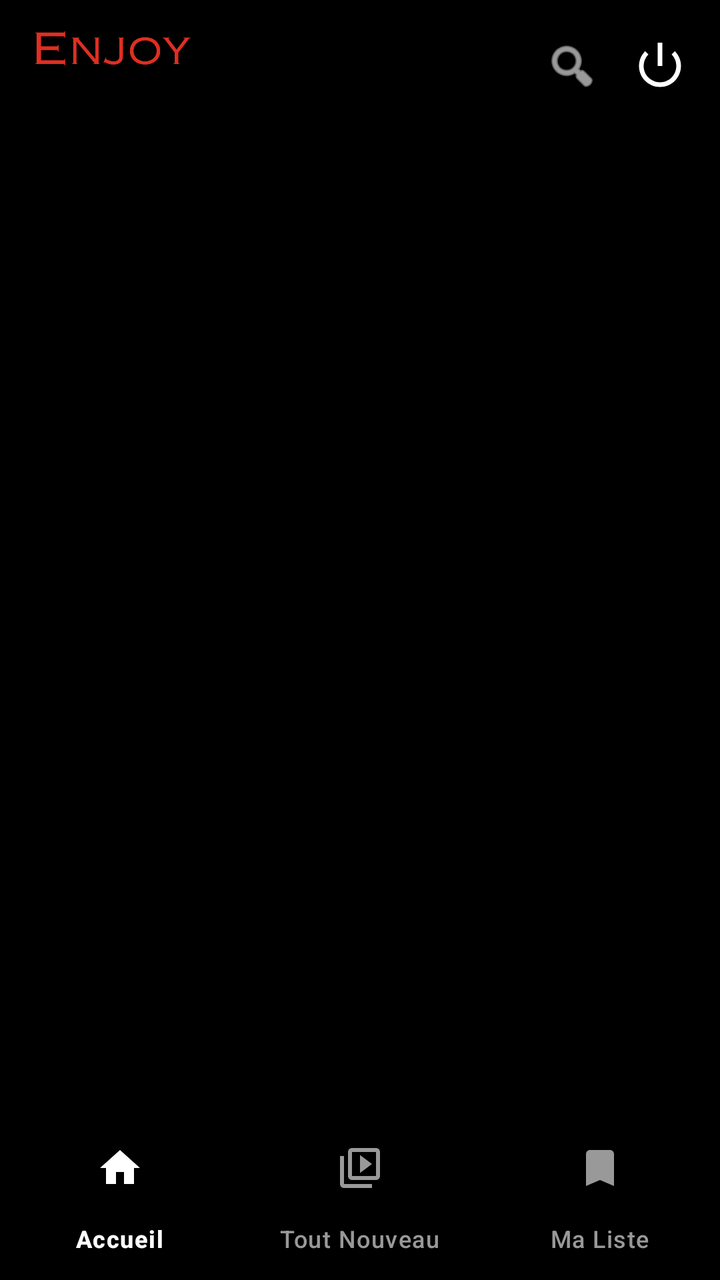
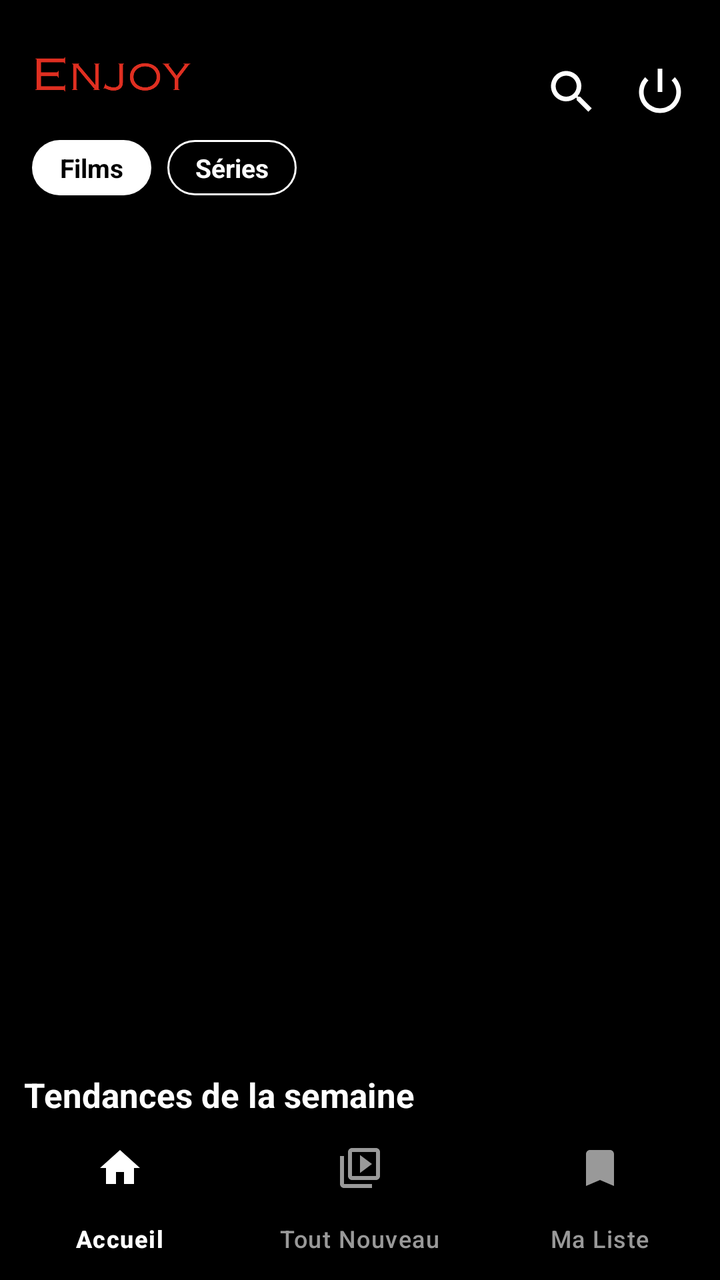

An Android layout rendered at two revisions. The XML below is the earlier revision; the diff shows what the commit changed to produce the second picture.
<!-- AndroidManifest.xml: application theme Theme.MoviesApp_Jaouhari -->
<!-- res/layout/activity_main.xml -->
<?xml version="1.0" encoding="utf-8"?>
<RelativeLayout xmlns:android="http://schemas.android.com/apk/res/android"
    xmlns:app="http://schemas.android.com/apk/res-auto"
    android:layout_width="match_parent"
    android:layout_height="match_parent"
    android:background="@color/black">

    
    <RelativeLayout
        android:id="@+id/headerLayout"
        android:layout_width="match_parent"
        android:layout_height="wrap_content"
        android:background="@color/black"
        android:paddingTop="12dp"
        android:paddingBottom="4dp"
        android:paddingHorizontal="16dp">

        
        <ImageView
            android:id="@+id/imageLogo"
            android:layout_width="80dp"
            android:layout_height="36dp"
            android:layout_alignParentStart="true"
            android:layout_centerVertical="true"
            android:scaleType="fitStart"
            android:src="@drawable/logo" />

        
        <LinearLayout
            android:id="@+id/rightIcons"
            android:layout_width="wrap_content"
            android:layout_height="wrap_content"
            android:layout_alignParentEnd="true"
            android:layout_centerVertical="true"
            android:orientation="horizontal"
            android:gravity="center_vertical">

            <ImageView
                android:id="@+id/imageSearchIcon"
                android:layout_width="28dp"
                android:layout_height="28dp"
                android:layout_marginEnd="16dp"
                android:src="@android:drawable/ic_menu_search"
                app:tint="@color/white" />

            <ImageView
                android:id="@+id/logoutIcon"
                android:layout_width="28dp"
                android:layout_height="28dp"
                android:src="@android:drawable/ic_lock_power_off"
                app:tint="@color/white" />

        </LinearLayout>

        
        <Spinner
            android:id="@+id/genreSpinner"
            android:layout_width="wrap_content"
            android:layout_height="wrap_content"
            android:layout_below="@id/imageLogo"
            android:layout_marginTop="6dp"
            android:background="@drawable/spinner_bg"
            android:spinnerMode="dropdown" />

    </RelativeLayout>

    
    <EditText
        android:id="@+id/editTextSearch"
        android:layout_width="match_parent"
        android:layout_height="wrap_content"
        android:layout_below="@id/headerLayout"
        android:layout_margin="12dp"
        android:background="@color/netflix_dark_grey"
        android:hint="Rechercher des films..."
        android:inputType="text"
        android:padding="12dp"
        android:textColor="@color/white"
        android:textColorHint="#999999"
        android:visibility="gone" />

    
    <androidx.core.widget.NestedScrollView
        android:id="@+id/homeContentScrollView"
        android:layout_width="match_parent"
        android:layout_height="match_parent"
        android:layout_above="@+id/bottomNavigation"
        android:layout_below="@id/headerLayout">

        <LinearLayout
            android:layout_width="match_parent"
            android:layout_height="wrap_content"
            android:orientation="vertical">

            
            <androidx.recyclerview.widget.RecyclerView
                android:id="@+id/carouselRecyclerView"
                android:layout_width="match_parent"
                android:layout_height="520dp"
                android:overScrollMode="never" />

            
            <LinearLayout
                android:id="@+id/trendingSection"
                android:layout_width="match_parent"
                android:layout_height="wrap_content"
                android:orientation="vertical"
                android:layout_marginTop="16dp">

                <TextView
                    android:layout_width="match_parent"
                    android:layout_height="wrap_content"
                    android:text="Tendances de la semaine"
                    android:textColor="@color/white"
                    android:textSize="17sp"
                    android:textStyle="bold"
                    android:paddingStart="12dp"
                    android:paddingBottom="10dp" />

                <androidx.recyclerview.widget.RecyclerView
                    android:id="@+id/trendingRecyclerView"
                    android:layout_width="match_parent"
                    android:layout_height="195dp"
                    android:paddingStart="12dp"
                    android:clipToPadding="false"
                    android:overScrollMode="never" />

            </LinearLayout>

            
            <LinearLayout
                android:id="@+id/top10Section"
                android:layout_width="match_parent"
                android:layout_height="wrap_content"
                android:orientation="vertical"
                android:layout_marginTop="20dp">

                <LinearLayout
                    android:layout_width="match_parent"
                    android:layout_height="wrap_content"
                    android:orientation="horizontal"
                    android:paddingStart="12dp"
                    android:paddingEnd="12dp"
                    android:paddingBottom="10dp">

                    <TextView
                        android:layout_width="0dp"
                        android:layout_height="wrap_content"
                        android:layout_weight="1"
                        android:text="Top 10 en 2026"
                        android:textColor="@color/white"
                        android:textSize="17sp"
                        android:textStyle="bold" />

                    <TextView
                        android:layout_width="wrap_content"
                        android:layout_height="wrap_content"
                        android:text="Tout voir"
                        android:textColor="@color/netflix_red"
                        android:textSize="13sp" />

                </LinearLayout>

                <androidx.recyclerview.widget.RecyclerView
                    android:id="@+id/topRatedRecyclerView"
                    android:layout_width="match_parent"
                    android:layout_height="170dp"
                    android:paddingStart="12dp"
                    android:paddingEnd="12dp"
                    android:clipToPadding="false"
                    android:overScrollMode="never" />

            </LinearLayout>

            
            <LinearLayout
                android:id="@+id/actionSection"
                android:layout_width="match_parent"
                android:layout_height="wrap_content"
                android:orientation="vertical"
                android:layout_marginTop="20dp">

                <LinearLayout
                    android:layout_width="match_parent"
                    android:layout_height="wrap_content"
                    android:orientation="horizontal"
                    android:paddingStart="12dp"
                    android:paddingEnd="12dp"
                    android:paddingBottom="10dp">

                    <TextView
                        android:layout_width="0dp"
                        android:layout_height="wrap_content"
                        android:layout_weight="1"
                        android:text="Action"
                        android:textColor="@color/white"
                        android:textSize="17sp"
                        android:textStyle="bold" />

                    <TextView
                        android:layout_width="wrap_content"
                        android:layout_height="wrap_content"
                        android:text="Tout voir"
                        android:textColor="@color/netflix_red"
                        android:textSize="13sp" />

                </LinearLayout>

                <androidx.recyclerview.widget.RecyclerView
                    android:id="@+id/actionRecyclerView"
                    android:layout_width="match_parent"
                    android:layout_height="170dp"
                    android:paddingStart="12dp"
                    android:paddingEnd="12dp"
                    android:clipToPadding="false"
                    android:overScrollMode="never" />

            </LinearLayout>

            
            <LinearLayout
                android:id="@+id/popularSection"
                android:layout_width="match_parent"
                android:layout_height="wrap_content"
                android:orientation="vertical"
                android:layout_marginTop="20dp">

                <LinearLayout
                    android:layout_width="match_parent"
                    android:layout_height="wrap_content"
                    android:orientation="horizontal"
                    android:paddingStart="12dp"
                    android:paddingEnd="12dp"
                    android:paddingBottom="10dp">

                    <TextView
                        android:id="@+id/popularTitle"
                        android:layout_width="0dp"
                        android:layout_height="wrap_content"
                        android:layout_weight="1"
                        android:text="Populaires"
                        android:textColor="@color/white"
                        android:textSize="17sp"
                        android:textStyle="bold" />

                </LinearLayout>

                
                <androidx.recyclerview.widget.RecyclerView
                    android:id="@+id/recyclerView"
                    android:layout_width="match_parent"
                    android:layout_height="wrap_content"
                    android:layout_margin="2dp"
                    android:nestedScrollingEnabled="false"
                    android:overScrollMode="never" />

            </LinearLayout>

            <View
                android:layout_width="match_parent"
                android:layout_height="16dp" />

        </LinearLayout>
    </androidx.core.widget.NestedScrollView>

    
    <LinearLayout
        android:id="@+id/comingSoonView"
        android:layout_width="match_parent"
        android:layout_height="match_parent"
        android:layout_above="@+id/bottomNavigation"
        android:layout_below="@id/headerLayout"
        android:orientation="vertical"
        android:background="@color/black"
        android:visibility="gone">

        <TextView
            android:layout_width="match_parent"
            android:layout_height="wrap_content"
            android:text="Tout Nouveau"
            android:textColor="@color/white"
            android:textSize="22sp"
            android:textStyle="bold"
            android:paddingStart="16dp"
            android:paddingTop="16dp"
            android:paddingBottom="12dp" />

        <androidx.recyclerview.widget.RecyclerView
            android:id="@+id/comingSoonRecyclerView"
            android:layout_width="match_parent"
            android:layout_height="match_parent"
            android:paddingStart="8dp"
            android:clipToPadding="false" />

    </LinearLayout>

    
    <LinearLayout
        android:id="@+id/myListView"
        android:layout_width="match_parent"
        android:layout_height="match_parent"
        android:layout_above="@+id/bottomNavigation"
        android:layout_below="@id/headerLayout"
        android:orientation="vertical"
        android:visibility="gone">

        <TextView
            android:layout_width="match_parent"
            android:layout_height="wrap_content"
            android:text="Ma Liste"
            android:textColor="@color/white"
            android:textSize="20sp"
            android:textStyle="bold"
            android:layout_margin="16dp" />

        <TextView
            android:id="@+id/myListEmptyText"
            android:layout_width="match_parent"
            android:layout_height="wrap_content"
            android:text="@string/my_list_empty"
            android:textColor="#999999"
            android:textSize="16sp"
            android:gravity="center"
            android:padding="32dp"
            android:visibility="gone" />

        <androidx.recyclerview.widget.RecyclerView
            android:id="@+id/myListRecyclerView"
            android:layout_width="match_parent"
            android:layout_height="match_parent"
            android:padding="8dp"
            android:clipToPadding="false" />

    </LinearLayout>

    
    <com.google.android.material.bottomnavigation.BottomNavigationView
        android:id="@+id/bottomNavigation"
        android:layout_width="match_parent"
        android:layout_height="wrap_content"
        android:layout_alignParentBottom="true"
        android:background="@color/black"
        app:itemIconTint="@color/nav_item_color_state"
        app:itemTextColor="@color/nav_item_color_state"
        app:labelVisibilityMode="labeled"
        app:menu="@menu/bottom_nav_menu" />

</RelativeLayout>
<!-- resources referenced by this layout -->
<resources>
  <color name="black">#000000</color>
  <color name="netflix_dark_grey">#1F1F1F</color>
  <color name="netflix_red">#E50914</color>
  <color name="white">#FFFFFF</color>
  <!-- drawable logo: png bitmap (drawable, 16246 bytes) -->
  <!-- drawable spinner_bg (drawable) -->
  <?xml version="1.0" encoding="utf-8"?>
  <selector xmlns:android="http://schemas.android.com/apk/res/android">
      <item>
          <layer-list>
              <item>
                  <shape>
                      <stroke android:width="1dp" android:color="@color/white" />
                      <corners android:radius="50dp" />
                      <padding android:bottom="4dp" android:left="12dp" android:right="32dp" android:top="4dp" />
                  </shape>
              </item>
              
          </layer-list>
      </item>
  </selector>
  <string name="my_list_empty">Votre liste est vide.\nAjoutez des films depuis leur page de détails.</string>
  <style name="Theme.MoviesApp_Jaouhari" parent="Base.Theme.MoviesApp_Jaouhari" />
  <style name="Base.Theme.MoviesApp_Jaouhari" parent="Theme.Material3.DayNight.NoActionBar">
          
      </style>
</resources>

<!-- the commit's change to res/layout/activity_main.xml (unified diff, before → after) -->
@@ -6,86 +6,12 @@
     android:background="@color/black">
 
     
-    <RelativeLayout
-        android:id="@+id/headerLayout"
-        android:layout_width="match_parent"
-        android:layout_height="wrap_content"
-        android:background="@color/black"
-        android:paddingTop="12dp"
-        android:paddingBottom="4dp"
-        android:paddingHorizontal="16dp">
-
-        
-        <ImageView
-            android:id="@+id/imageLogo"
-            android:layout_width="80dp"
-            android:layout_height="36dp"
-            android:layout_alignParentStart="true"
-            android:layout_centerVertical="true"
-            android:scaleType="fitStart"
-            android:src="@drawable/logo" />
-
-        
-        <LinearLayout
-            android:id="@+id/rightIcons"
-            android:layout_width="wrap_content"
-            android:layout_height="wrap_content"
-            android:layout_alignParentEnd="true"
-            android:layout_centerVertical="true"
-            android:orientation="horizontal"
-            android:gravity="center_vertical">
-
-            <ImageView
-                android:id="@+id/imageSearchIcon"
-                android:layout_width="28dp"
-                android:layout_height="28dp"
-                android:layout_marginEnd="16dp"
-                android:src="@android:drawable/ic_menu_search"
-                app:tint="@color/white" />
-
-            <ImageView
-                android:id="@+id/logoutIcon"
-                android:layout_width="28dp"
-                android:layout_height="28dp"
-                android:src="@android:drawable/ic_lock_power_off"
-                app:tint="@color/white" />
-
-        </LinearLayout>
-
-        
-        <Spinner
-            android:id="@+id/genreSpinner"
-            android:layout_width="wrap_content"
-            android:layout_height="wrap_content"
-            android:layout_below="@id/imageLogo"
-            android:layout_marginTop="6dp"
-            android:background="@drawable/spinner_bg"
-            android:spinnerMode="dropdown" />
-
-    </RelativeLayout>
-
-    
-    <EditText
-        android:id="@+id/editTextSearch"
-        android:layout_width="match_parent"
-        android:layout_height="wrap_content"
-        android:layout_below="@id/headerLayout"
-        android:layout_margin="12dp"
-        android:background="@color/netflix_dark_grey"
-        android:hint="Rechercher des films..."
-        android:inputType="text"
-        android:padding="12dp"
-        android:textColor="@color/white"
-        android:textColorHint="#999999"
-        android:visibility="gone" />
-
-    
     <androidx.core.widget.NestedScrollView
         android:id="@+id/homeContentScrollView"
         android:layout_width="match_parent"
         android:layout_height="match_parent"
         android:layout_above="@+id/bottomNavigation"
-        android:layout_below="@id/headerLayout">
+        android:layout_alignParentTop="true">
 
         <LinearLayout
             android:layout_width="match_parent"
@@ -135,31 +61,16 @@
                 android:orientation="vertical"
                 android:layout_marginTop="20dp">
 
-                <LinearLayout
+                <TextView
                     android:layout_width="match_parent"
                     android:layout_height="wrap_content"
-                    android:orientation="horizontal"
+                    android:text="Top 10 en 2026"
+                    android:textColor="@color/white"
+                    android:textSize="17sp"
+                    android:textStyle="bold"
                     android:paddingStart="12dp"
                     android:paddingEnd="12dp"
-                    android:paddingBottom="10dp">
-
-                    <TextView
-                        android:layout_width="0dp"
-                        android:layout_height="wrap_content"
-                        android:layout_weight="1"
-                        android:text="Top 10 en 2026"
-                        android:textColor="@color/white"
-                        android:textSize="17sp"
-                        android:textStyle="bold" />
-
-                    <TextView
-                        android:layout_width="wrap_content"
-                        android:layout_height="wrap_content"
-                        android:text="Tout voir"
-                        android:textColor="@color/netflix_red"
-                        android:textSize="13sp" />
-
-                </LinearLayout>
+                    android:paddingBottom="10dp" />
 
                 <androidx.recyclerview.widget.RecyclerView
                     android:id="@+id/topRatedRecyclerView"
@@ -174,40 +85,86 @@
 
             
             <LinearLayout
-                android:id="@+id/actionSection"
+                android:id="@+id/genreSectionsContainer"
+                android:layout_width="match_parent"
+                android:layout_height="wrap_content"
+                android:orientation="vertical"
+                android:layout_marginTop="8dp" />
+
+            <View
+                android:layout_width="match_parent"
+                android:layout_height="16dp" />
+
+        </LinearLayout>
+    </androidx.core.widget.NestedScrollView>
+
+    
+    <androidx.core.widget.NestedScrollView
+        android:id="@+id/seriesContentScrollView"
+        android:layout_width="match_parent"
+        android:layout_height="match_parent"
+        android:layout_above="@+id/bottomNavigation"
+        android:layout_alignParentTop="true"
+        android:visibility="gone">
+
+        <LinearLayout
+            android:layout_width="match_parent"
+            android:layout_height="wrap_content"
+            android:orientation="vertical">
+
+            
+            <androidx.recyclerview.widget.RecyclerView
+                android:id="@+id/tvCarouselRecyclerView"
+                android:layout_width="match_parent"
+                android:layout_height="520dp"
+                android:overScrollMode="never" />
+
+            
+            <LinearLayout
+                android:layout_width="match_parent"
+                android:layout_height="wrap_content"
+                android:orientation="vertical"
+                android:layout_marginTop="16dp">
+
+                <TextView
+                    android:layout_width="match_parent"
+                    android:layout_height="wrap_content"
+                    android:text="Tendances séries de la semaine"
+                    android:textColor="@color/white"
+                    android:textSize="17sp"
+                    android:textStyle="bold"
+                    android:paddingStart="12dp"
+                    android:paddingBottom="10dp" />
+
+                <androidx.recyclerview.widget.RecyclerView
+                    android:id="@+id/tvTrendingRecyclerView"
+                    android:layout_width="match_parent"
+                    android:layout_height="195dp"
+                    android:paddingStart="12dp"
+                    android:clipToPadding="false"
+                    android:overScrollMode="never" />
+
+            </LinearLayout>
+
+            
+            <LinearLayout
                 android:layout_width="match_parent"
                 android:layout_height="wrap_content"
                 android:orientation="vertical"
                 android:layout_marginTop="20dp">
 
-                <LinearLayout
+                <TextView
                     android:layout_width="match_parent"
                     android:layout_height="wrap_content"
-                    android:orientation="horizontal"
-                    android:paddingStart="12dp"
-                    android:paddingEnd="12dp"
-                    android:paddingBottom="10dp">
-
-                    <TextView
-                        android:layout_width="0dp"
-                        android:layout_height="wrap_content"
-                        android:layout_weight="1"
-                        android:text="Action"
-                        android:textColor="@color/white"
-                        android:textSize="17sp"
-                        android:textStyle="bold" />
-
-                    <TextView
-                        android:layout_width="wrap_content"
-                        android:layout_height="wrap_content"
-                        android:text="Tout voir"
-                        android:textColor="@color/netflix_red"
-                        android:textSize="13sp" />
-
-                </LinearLayout>
+                    android:text="Top 10 séries en 2026"
+                    android:textColor="@color/white"
+                    android:textSize="17sp"
+                    android:textStyle="bold"
+                    android:paddingStart="12dp"
+                    android:paddingBottom="10dp" />
 
                 <androidx.recyclerview.widget.RecyclerView
-                    android:id="@+id/actionRecyclerView"
+                    android:id="@+id/tvTopRatedRecyclerView"
                     android:layout_width="match_parent"
                     android:layout_height="170dp"
                     android:paddingStart="12dp"
@@ -219,42 +176,11 @@
 
             
             <LinearLayout
-                android:id="@+id/popularSection"
-                android:layout_width="match_parent"
-                android:layout_height="wrap_content"
-                android:orientation="vertical"
-                android:layout_marginTop="20dp">
-
-                <LinearLayout
-                    android:layout_width="match_parent"
-                    android:layout_height="wrap_content"
-                    android:orientation="horizontal"
-                    android:paddingStart="12dp"
-                    android:paddingEnd="12dp"
-                    android:paddingBottom="10dp">
-
-                    <TextView
-                        android:id="@+id/popularTitle"
-                        android:layout_width="0dp"
-                        android:layout_height="wrap_content"
-                        android:layout_weight="1"
-                        android:text="Populaires"
-                        android:textColor="@color/white"
-                        android:textSize="17sp"
-                        android:textStyle="bold" />
-
-                </LinearLayout>
-
-                
-                <androidx.recyclerview.widget.RecyclerView
-                    android:id="@+id/recyclerView"
-                    android:layout_width="match_parent"
-                    android:layout_height="wrap_content"
-                    android:layout_margin="2dp"
-                    android:nestedScrollingEnabled="false"
-                    android:overScrollMode="never" />
-
-            </LinearLayout>
+                android:id="@+id/tvGenreSectionsContainer"
+                android:layout_width="match_parent"
+                android:layout_height="wrap_content"
+                android:orientation="vertical"
+                android:layout_marginTop="8dp" />
 
             <View
                 android:layout_width="match_parent"
@@ -269,9 +195,10 @@
         android:layout_width="match_parent"
         android:layout_height="match_parent"
         android:layout_above="@+id/bottomNavigation"
-        android:layout_below="@id/headerLayout"
+        android:layout_alignParentTop="true"
         android:orientation="vertical"
         android:background="@color/black"
+        android:paddingTop="60dp"
         android:visibility="gone">
 
         <TextView
@@ -300,8 +227,9 @@
         android:layout_width="match_parent"
         android:layout_height="match_parent"
         android:layout_above="@+id/bottomNavigation"
-        android:layout_below="@id/headerLayout"
+        android:layout_alignParentTop="true"
         android:orientation="vertical"
+        android:paddingTop="60dp"
         android:visibility="gone">
 
         <TextView
@@ -345,4 +273,108 @@
         app:labelVisibilityMode="labeled"
         app:menu="@menu/bottom_nav_menu" />
 
+    
+    <RelativeLayout
+        android:id="@+id/headerLayout"
+        android:layout_width="match_parent"
+        android:layout_height="wrap_content"
+        android:layout_alignParentTop="true"
+        android:background="@drawable/gradient_header"
+        android:paddingTop="28dp"
+        android:paddingBottom="72dp"
+        android:paddingHorizontal="16dp">
+
+        
+        <ImageView
+            android:id="@+id/imageLogo"
+            android:layout_width="80dp"
+            android:layout_height="36dp"
+            android:layout_alignParentStart="true"
+            android:layout_alignParentTop="true"
+            android:scaleType="fitStart"
+            android:src="@drawable/logo" />
+
+        
+        <LinearLayout
+            android:id="@+id/rightIcons"
+            android:layout_width="wrap_content"
+            android:layout_height="wrap_content"
+            android:layout_alignParentEnd="true"
+            android:layout_alignTop="@id/imageLogo"
+            android:layout_alignBottom="@id/imageLogo"
+            android:orientation="horizontal"
+            android:gravity="center_vertical">
+
+            <ImageView
+                android:id="@+id/imageSearchIcon"
+                android:layout_width="28dp"
+                android:layout_height="28dp"
+                android:layout_marginEnd="16dp"
+                android:src="@drawable/ic_search"
+                app:tint="@color/white" />
+
+            <ImageView
+                android:id="@+id/logoutIcon"
+                android:layout_width="28dp"
+                android:layout_height="28dp"
+                android:src="@android:drawable/ic_lock_power_off"
+                app:tint="@color/white" />
+
+        </LinearLayout>
+
+        
+        <LinearLayout
+            android:id="@+id/tabAndFilterRow"
+            android:layout_width="match_parent"
+            android:layout_height="wrap_content"
+            android:layout_below="@id/imageLogo"
+            android:orientation="horizontal"
+            android:gravity="center_vertical"
+            android:layout_marginTop="6dp">
+
+            <TextView
+                android:id="@+id/btnFilms"
+                android:layout_width="wrap_content"
+                android:layout_height="wrap_content"
+                android:text="Films"
+                android:textColor="@color/black"
+                android:textSize="13sp"
+                android:textStyle="bold"
+                android:paddingHorizontal="14dp"
+                android:paddingVertical="5dp"
+                android:layout_marginEnd="8dp"
+                android:background="@drawable/bg_tab_pill_selected" />
+
+            <TextView
+                android:id="@+id/btnSeries"
+                android:layout_width="wrap_content"
+                android:layout_height="wrap_content"
+                android:text="Séries"
+                android:textColor="@color/white"
+                android:textSize="13sp"
+                android:textStyle="bold"
+                android:paddingHorizontal="14dp"
+                android:paddingVertical="5dp"
+                android:layout_marginEnd="8dp"
+                android:background="@drawable/bg_tab_pill" />
+
+        </LinearLayout>
+
+        
+        <EditText
+            android:id="@+id/editTextSearch"
+            android:layout_width="match_parent"
+            android:layout_height="wrap_content"
+            android:layout_below="@id/tabAndFilterRow"
+            android:layout_marginTop="8dp"
+            android:background="@color/netflix_dark_grey"
+            android:hint="Rechercher des films..."
+            android:inputType="text"
+            android:padding="12dp"
+            android:textColor="@color/white"
+            android:textColorHint="#999999"
+            android:visibility="gone" />
+
+    </RelativeLayout>
+
 </RelativeLayout>
<!-- resource entries referenced after the edit -->
@@ -2,25 +2,46 @@
 <resources>
   <color name="black">#000000</color>
   <color name="netflix_dark_grey">#1F1F1F</color>
-  <color name="netflix_red">#E50914</color>
   <color name="white">#FFFFFF</color>
+  <!-- drawable bg_tab_pill (drawable) -->
+  <?xml version="1.0" encoding="utf-8"?>
+  <shape xmlns:android="http://schemas.android.com/apk/res/android"
+      android:shape="rectangle">
+      <corners android:radius="20dp" />
+      <stroke android:width="1dp" android:color="#FFFFFF" />
+  </shape>
+  <!-- drawable bg_tab_pill_selected (drawable) -->
+  <?xml version="1.0" encoding="utf-8"?>
+  <shape xmlns:android="http://schemas.android.com/apk/res/android"
+      android:shape="rectangle">
+      <corners android:radius="20dp" />
+      <solid android:color="#FFFFFF" />
+  </shape>
+  <!-- drawable gradient_header (drawable) -->
+  <?xml version="1.0" encoding="utf-8"?>
+  <shape xmlns:android="http://schemas.android.com/apk/res/android">
+      <gradient
+          android:angle="270"
+          android:startColor="#FF000000"
+          android:centerColor="#CC000000"
+          android:endColor="#00000000"
+          android:type="linear" />
+  </shape>
+  <!-- drawable ic_search (drawable) -->
+  <?xml version="1.0" encoding="utf-8"?>
+  <vector xmlns:android="http://schemas.android.com/apk/res/android"
+      android:width="24dp"
+      android:height="24dp"
+      android:viewportWidth="24"
+      android:viewportHeight="24">
+      <path
+          android:fillColor="#FFFFFF"
+          android:pathData="M15.5,14h-0.79l-0.28,-0.27C15.41,12.59 16,11.11 16,9.5
+              C16,5.91 13.09,3 9.5,3S3,5.91 3,9.5S5.91,16 9.5,16
+              c1.61,0 3.09,-0.59 4.23,-1.57l0.27,0.28v0.79l5,4.99L20.49,19L15.5,14z
+              M9.5,14C7.01,14 5,11.99 5,9.5S7.01,5 9.5,5S14,7.01 14,9.5S11.99,14 9.5,14z" />
+  </vector>
   <!-- drawable logo: png bitmap (drawable, 16246 bytes) -->
-  <!-- drawable spinner_bg (drawable) -->
-  <?xml version="1.0" encoding="utf-8"?>
-  <selector xmlns:android="http://schemas.android.com/apk/res/android">
-      <item>
-          <layer-list>
-              <item>
-                  <shape>
-                      <stroke android:width="1dp" android:color="@color/white" />
-                      <corners android:radius="50dp" />
-                      <padding android:bottom="4dp" android:left="12dp" android:right="32dp" android:top="4dp" />
-                  </shape>
-              </item>
-              
-          </layer-list>
-      </item>
-  </selector>
   <string name="my_list_empty">Votre liste est vide.\nAjoutez des films depuis leur page de détails.</string>
   <style name="Theme.MoviesApp_Jaouhari" parent="Base.Theme.MoviesApp_Jaouhari" />
   <style name="Base.Theme.MoviesApp_Jaouhari" parent="Theme.Material3.DayNight.NoActionBar">
